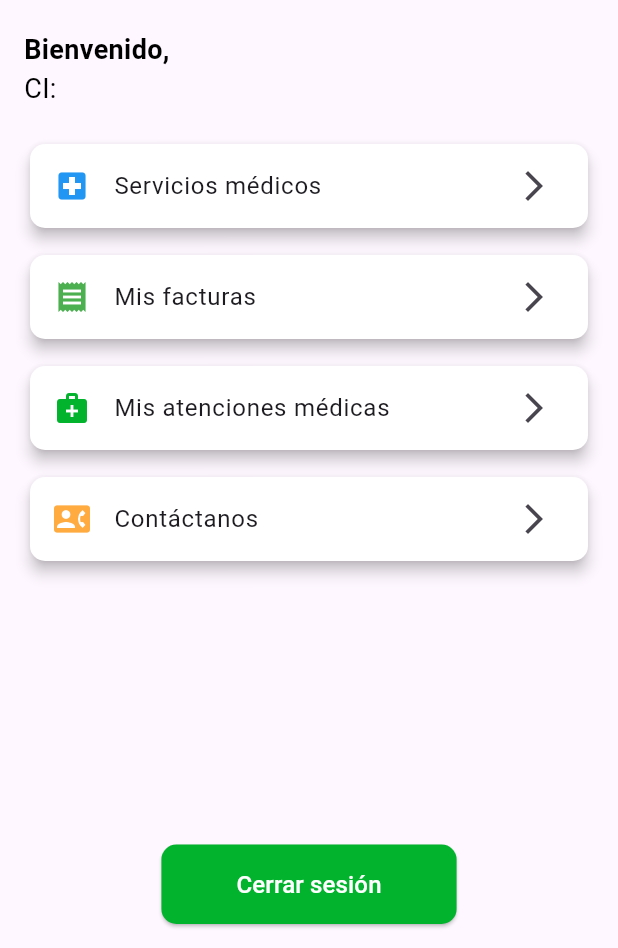
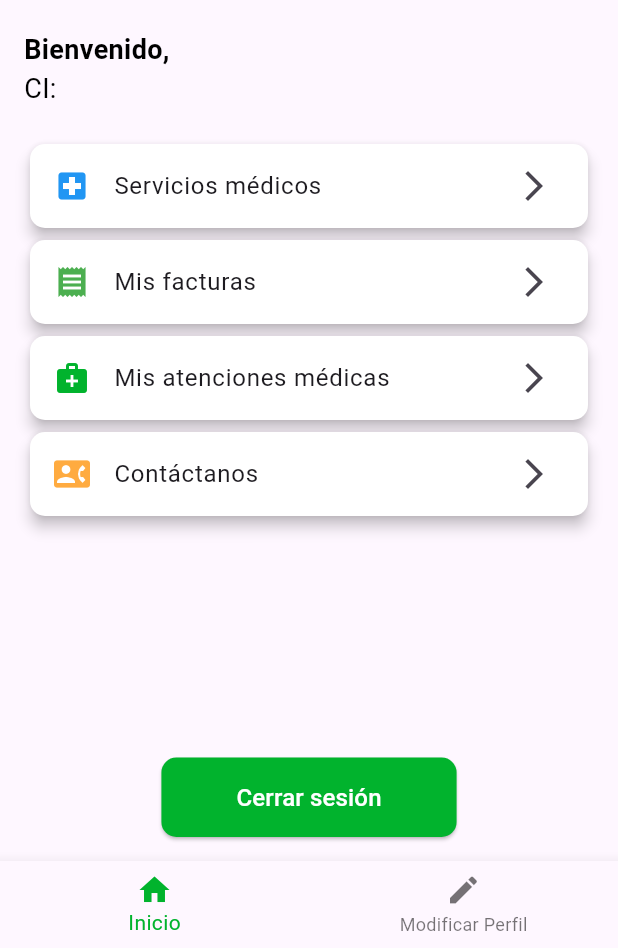
Before and after one commit to madnessIT/bienestarapp, a Flutter app: the MenuPacientePage screen opened directly with empty values, on a phone screen of 412 x 824 dp, the part 288-1236 px from its top. Run offline on Flutter 3.47's test engine with Material 3 defaults, Android fonts, the phone set to English and light mode, and no system bars; our stand-ins replace font_awesome_flutter.

Commit message:
añadimos contactos.dart

```diff
--- a/lib/main.dart
+++ b/lib/main.dart
@@ -12,6 +12,7 @@ import 'reservar_citas.dart';
 import 'servicio_atencion.dart';
 import 'sucursal_atencion.dart';
 import 'medico_atencion.dart';
+import 'modify_page.dart';
 
 void main()  {
   runApp(
@@ -47,6 +48,7 @@ class MyApp extends StatelessWidget {
         '/sucursal_atencion': (context) => const SucursalAtencionPage(),
         '/servicio_atencion': (context) => const ServiciosAtencionPage(),
         '/medico_atencion': (context) => const MedicoAtencionPage (),
+        '/modify_page':(context) => const ModifyPage (),
       },
      // onGenerateRoute: (settings) {
        // if (settings.name == '/servicio_atencion') {
--- a/lib/menu_paciente.dart
+++ b/lib/menu_paciente.dart
@@ -10,8 +10,8 @@ class MenuPacientePage extends StatelessWidget {
 
     // Obtener el nombre y el CI del paciente
     final String? nombre = args['nombre'];
-    final String? paterno = args ['paterno'];
-    final String? materno = args ['materno'];
+    final String? paterno = args['paterno'];
+    final String? materno = args['materno'];
     final String ci = args['ci'];
 
     return Scaffold(
@@ -19,11 +19,11 @@ class MenuPacientePage extends StatelessWidget {
         title: const Text(
           'Menú del Paciente',
           style: TextStyle(
-            color: Colors.white,  // Cambiar el color del texto a blanco
-            fontWeight: FontWeight.bold, // Fuente en negrita
+            color: Colors.white,
+            fontWeight: FontWeight.bold,
           ),
         ),
-        backgroundColor: const Color.fromARGB(255, 1, 179, 45),  // Color de fondo del AppBar
+        backgroundColor: const Color.fromARGB(255, 1, 179, 45),
       ),
       body: Stack(
         children: [
@@ -35,8 +35,8 @@ class MenuPacientePage extends StatelessWidget {
                 // Agregar logo en la parte superior
                 Center(
                   child: Image.asset(
-                    'assets/images/logo.png',  // Ruta a tu logo
-                    height: 120,  // Tamaño del logo
+                    'assets/images/logo.png', // Ruta a tu logo
+                    height: 120,
                     fit: BoxFit.contain,
                   ),
                 ),
@@ -54,92 +54,50 @@ class MenuPacientePage extends StatelessWidget {
                   'CI: $ci',
                   style: const TextStyle(
                     fontSize: 18,
-                    fontWeight: FontWeight.normal,
                     color: Colors.black,
                   ),
                 ),
                 const SizedBox(height: 20),
-
                 // Opciones del menú
                 Expanded(
                   child: ListView(
                     children: [
-                      Card(
-                        color: Colors.white,
-                        elevation: 4,
-                        shape: RoundedRectangleBorder(
-                          borderRadius: BorderRadius.circular(10),
-                        ),
-                        child: ListTile(
-                          leading: const Icon(Icons.local_hospital, color: Colors.blue),
-                          title: const Text('Servicios médicos'),
-                          trailing: const Icon(Icons.arrow_forward_ios),
-                          onTap: () {
-                            // Redirigir a la página de solicitud de atención médica
-                            Navigator.pushNamed(context, '/mis_atenciones_medicas');
-                          },
-                        ),
+                      _buildMenuOption(
+                        context,
+                        icon: Icons.local_hospital,
+                        title: 'Servicios médicos',
+                        color: Colors.blue,
+                        routeName: '/mis_atenciones_medicas',
                       ),
-                      const SizedBox(height: 10),
-                      Card(
-                        color: Colors.white,
-                        elevation: 4,
-                        shape: RoundedRectangleBorder(
-                          borderRadius: BorderRadius.circular(10),
-                        ),
-                        child: ListTile(
-                          leading: const Icon(Icons.receipt, color: Colors.green),
-                          title: const Text('Mis facturas'),
-                          trailing: const Icon(Icons.arrow_forward_ios),
-                          onTap: () {
-                            // Acción para Mis Facturas
-                            Navigator.pushNamed(context, '/mis_facturas');
-                          },
-                        ),
+                      _buildMenuOption(
+                        context,
+                        icon: Icons.receipt,
+                        title: 'Mis facturas',
+                        color: Colors.green,
+                        routeName: '/mis_facturas',
                       ),
-                      const SizedBox(height: 10),
-                      Card(
-                        color: Colors.white,
-                        elevation: 4,
-                        shape: RoundedRectangleBorder(
-                          borderRadius: BorderRadius.circular(10),
-                        ),
-                        child: ListTile(
-                          leading: const Icon(Icons.medical_services, color: Color.fromARGB(255, 1, 179, 45)),
-                          title: const Text('Mis atenciones médicas'),
-                          trailing: const Icon(Icons.arrow_forward_ios),
-                          onTap: () {
-                            // Acción para Mis Atenciones Médicas
-                            Navigator.pushNamed(context, '/mis_atenciones_medicas');
-                          },
-                        ),
+                      _buildMenuOption(
+                        context,
+                        icon: Icons.medical_services,
+                        title: 'Mis atenciones médicas',
+                        color: const Color.fromARGB(255, 1, 179, 45),
+                        routeName: '/mis_atenciones_medicas',
                       ),
-                      const SizedBox(height: 10),
-                      Card(
-                        color: Colors.white,
-                        elevation: 4,
-                        shape: RoundedRectangleBorder(
-                          borderRadius: BorderRadius.circular(10),
-                        ),
-                        child: ListTile(
-                          leading: const Icon(Icons.contact_phone, color: Colors.orangeAccent),
-                          title: const Text('Contáctanos'),
-                          trailing: const Icon(Icons.arrow_forward_ios),
-                          onTap: () {
-                            // Acción para Contactarnos
-                            Navigator.pushNamed(context, '/contactanos');
-                          },
-                        ),
+                      _buildMenuOption(
+                        context,
+                        icon: Icons.contact_phone,
+                        title: 'Contáctanos',
+                        color: Colors.orangeAccent,
+                        routeName: '/contactanos',
                       ),
                     ],
                   ),
                 ),
-
                 // Botón para cerrar sesión
                 Center(
                   child: ElevatedButton(
                     onPressed: () {
-                      Navigator.pop(context);  // Regresar al login
+                      Navigator.pop(context); // Regresar al login
                     },
                     style: ElevatedButton.styleFrom(
                       padding: const EdgeInsets.symmetric(horizontal: 50, vertical: 15),
@@ -148,9 +106,10 @@ class MenuPacientePage extends StatelessWidget {
                       ),
                       backgroundColor: const Color.fromARGB(255, 1, 179, 45),
                     ),
-                    child: const Text('Cerrar sesión', style: TextStyle(
-                      fontSize: 16,
-                      color: Colors.white)),
+                    child: const Text(
+                      'Cerrar sesión',
+                      style: TextStyle(fontSize: 16, color: Colors.white),
+                    ),
                   ),
                 ),
               ],
@@ -158,6 +117,47 @@ class MenuPacientePage extends StatelessWidget {
           ),
         ],
       ),
+      // Barra de navegación en la parte inferior
+      bottomNavigationBar: BottomNavigationBar(
+        items: const [
+          BottomNavigationBarItem(
+            icon: Icon(Icons.home),
+            label: 'Inicio',
+          ),
+          BottomNavigationBarItem(
+            icon: Icon(Icons.edit),
+            label: 'Modificar Perfil',
+          ),
+        ],
+        selectedItemColor: const Color.fromARGB(255, 1, 179, 45),
+        onTap: (index) {
+          if (index == 1) {
+            Navigator.pushNamed(context, '/modify_page'); // Dirigirse a la página de modificación
+          }
+        },
+      ),
+    );
+  }
+
+  Widget _buildMenuOption(BuildContext context,
+      {required IconData icon,
+      required String title,
+      required Color color,
+      required String routeName}) {
+    return Card(
+      color: Colors.white,
+      elevation: 4,
+      shape: RoundedRectangleBorder(
+        borderRadius: BorderRadius.circular(10),
+      ),
+      child: ListTile(
+        leading: Icon(icon, color: color),
+        title: Text(title),
+        trailing: const Icon(Icons.arrow_forward_ios),
+        onTap: () {
+          Navigator.pushNamed(context, routeName);
+        },
+      ),
     );
   }
 }
--- a/pubspec.yaml
+++ b/pubspec.yaml
@@ -38,6 +38,8 @@ dependencies:
   http: ^1.2.2
   intl: ^0.19.0
   provider: ^6.1.2
+  url_launcher: ^6.3.1
+  font_awesome_flutter: ^10.8.0
 
 dev_dependencies:
   flutter_test:
```
Also changed, not shown: lib/contactanos.dart (+112 -3 lines), lib/modify_page.dart (added, +202 -0 lines), pubspec.lock, 5 other files.
